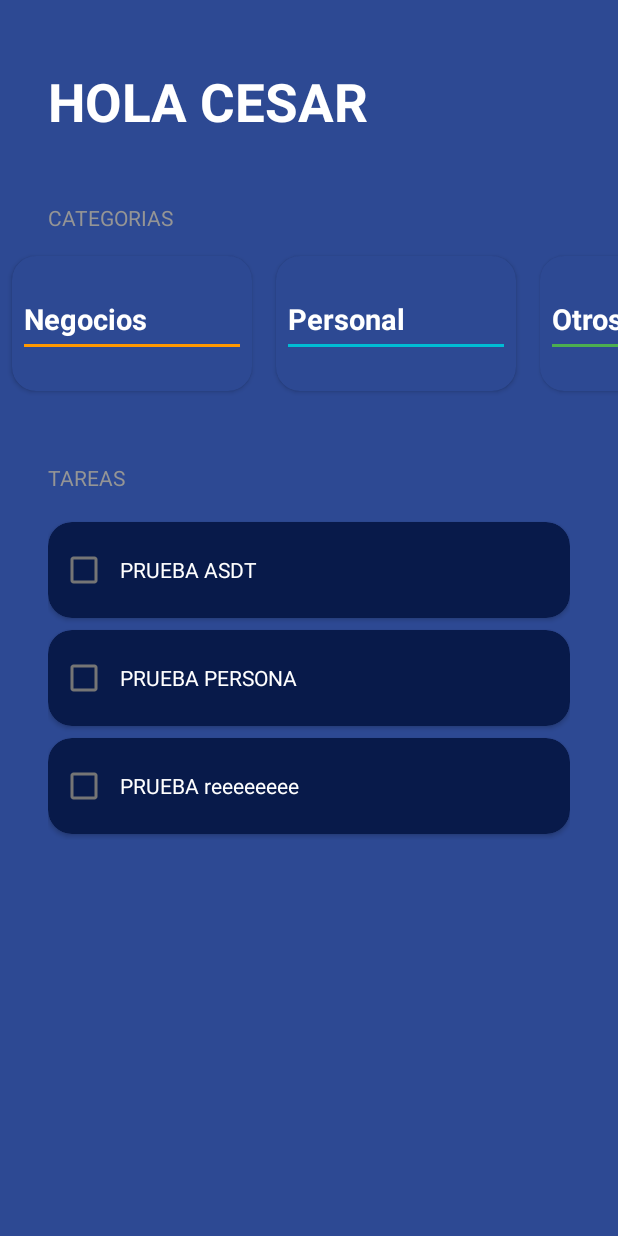
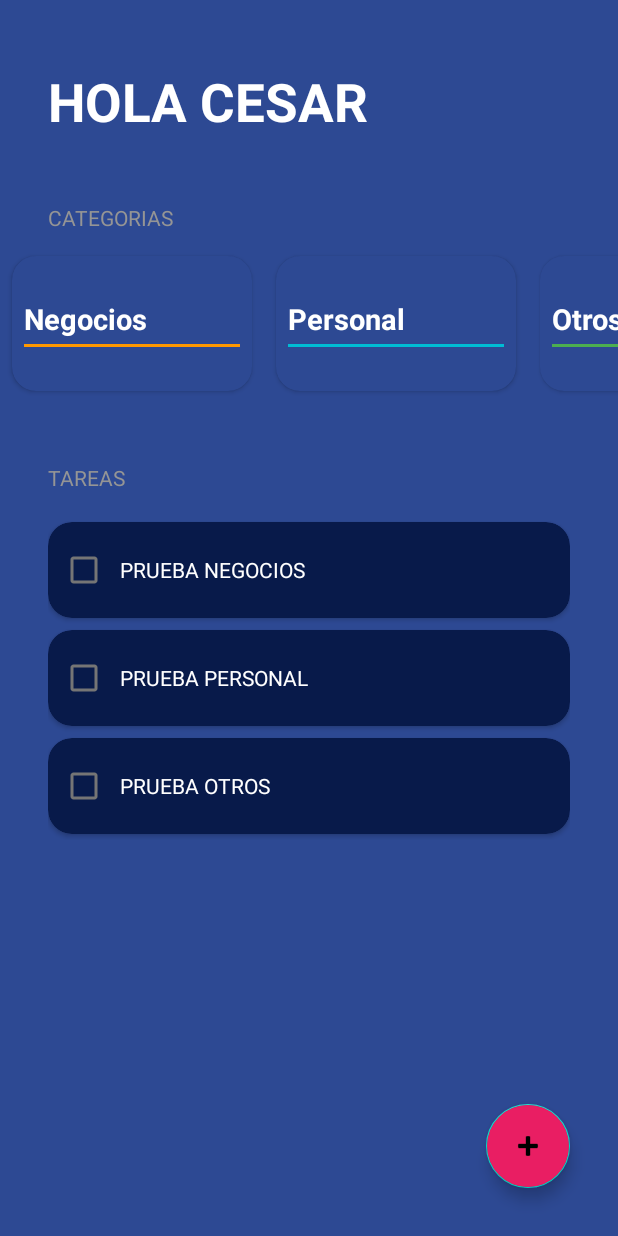
Before and after one commit to kalsmith/AndroidMaster, an Android app: the TodoActivity screen opened directly, with no data from a screen before it, on a phone screen of 412 x 824 dp. Run offline under Robolectric (Android 15) with nearby library versions, the phone set to English and light mode, and no system bars.

Commit message:
Se agrega radio button y float view

```diff
--- a/app/src/main/java/com/kal/androidmaster/firstapp/todoapp/TodoActivity.kt
+++ b/app/src/main/java/com/kal/androidmaster/firstapp/todoapp/TodoActivity.kt
@@ -1,9 +1,11 @@
 package com.kal.androidmaster.firstapp.todoapp
 
+import android.app.Dialog
 import androidx.appcompat.app.AppCompatActivity
 import android.os.Bundle
 import androidx.recyclerview.widget.LinearLayoutManager
 import androidx.recyclerview.widget.RecyclerView
+import com.google.android.material.floatingactionbutton.FloatingActionButton
 import com.kal.androidmaster.R
 import com.kal.androidmaster.firstapp.todoapp.TaskCategory.*
 
@@ -16,6 +18,8 @@ class TodoActivity : AppCompatActivity() {
     private lateinit var rvTask: RecyclerView
     private lateinit var taskAdapter: TaskAdapter
 
+    private lateinit var fabAddTask: FloatingActionButton
+
     private val categories = listOf(
         Business,
         Personal,
@@ -23,9 +27,9 @@ class TodoActivity : AppCompatActivity() {
     )
 
     private val tasks = mutableListOf(
-        Task("PRUEBA ASDT", Business),
-        Task("PRUEBA PERSONA", Personal),
-        Task("PRUEBA reeeeeeee", Other)
+        Task("PRUEBA NEGOCIOS", Business),
+        Task("PRUEBA PERSONAL", Personal),
+        Task("PRUEBA OTROS", Other)
     )
 
     override fun onCreate(savedInstanceState: Bundle?) {
@@ -33,12 +37,24 @@ class TodoActivity : AppCompatActivity() {
         setContentView(R.layout.activity_todo)
         initComponent()
         initUI()
+        initListener()
 
+    }
+
+    private fun initListener() {
+        fabAddTask.setOnClickListener{ showDialog()}
+    }
+
+    private fun showDialog() {
+        val dialog = Dialog(this)
+        dialog.setContentView(R.layout.dialog_task)
+        dialog.show()
     }
 
     private fun initComponent() {
         rvCategories = findViewById(R.id.rvCategories)
         rvTask = findViewById(R.id.rvTask)
+        fabAddTask = findViewById(R.id.fabAddTask)
     }
 
     private fun initUI() {
--- a/app/src/main/res/layout/activity_todo.xml
+++ b/app/src/main/res/layout/activity_todo.xml
@@ -1,7 +1,11 @@
 <?xml version="1.0" encoding="utf-8"?>
-<LinearLayout xmlns:android="http://schemas.android.com/apk/res/android"
+<FrameLayout xmlns:android="http://schemas.android.com/apk/res/android"
     xmlns:app="http://schemas.android.com/apk/res-auto"
     xmlns:tools="http://schemas.android.com/tools"
+    android:layout_width="match_parent"
+    android:layout_height="match_parent">
+
+    <LinearLayout
         android:layout_width="match_parent"
         android:layout_height="match_parent"
         android:background="@color/todo_background_todo_app"
@@ -20,11 +24,10 @@
             android:textStyle="bold" />
 
         <TextView
+            style="@style/TodoSubtitle"
             android:layout_width="wrap_content"
             android:layout_height="wrap_content"
-        android:text="@string/todo_categories"
-        style="@style/TodoSubtitle"
-         />
+            android:text="@string/todo_categories" />
 
         <androidx.recyclerview.widget.RecyclerView
             android:id="@+id/rvCategories"
@@ -32,21 +35,34 @@
             android:layout_height="wrap_content" />
 
         <TextView
+            style="@style/TodoSubtitle"
             android:layout_width="wrap_content"
             android:layout_height="wrap_content"
-        android:text="@string/todo_task"
-        style="@style/TodoSubtitle"
             android:layout_marginTop="32dp"
-         />
+            android:text="@string/todo_task" />
 
 
         <androidx.recyclerview.widget.RecyclerView
             android:id="@+id/rvTask"
             android:layout_width="match_parent"
+            android:layout_height="wrap_content"
             android:layout_marginHorizontal="32dp"
-        android:layout_marginTop="16dp"
-        android:layout_height="wrap_content"/>
+            android:layout_marginTop="16dp" />
+
 
 
 
     </LinearLayout>
+
+    <com.google.android.material.floatingactionbutton.FloatingActionButton
+        android:id="@+id/fabAddTask"
+        android:layout_width="wrap_content"
+        android:layout_height="wrap_content"
+        android:layout_margin="32dp"
+        android:backgroundTint="@color/todo_accent"
+        android:src="@android:drawable/ic_input_add"
+        android:tint="@color/white"
+        android:layout_gravity="end|bottom"
+        app:fabSize="normal" />
+
+</FrameLayout>
--- a/app/src/main/res/values/strings.xml
+++ b/app/src/main/res/values/strings.xml
@@ -27,6 +27,12 @@
     <string name="todo_title">Hola Cesar</string>
     <string name="todo_categories">Categorias</string>
     <string name="todo_task">Tareas</string>
+    <string name="todo_dialog_add_task">Escribe La Tarea</string>
+    <string name="todo_make_task">Crear Tarea</string>
+    <string name="todo_dialog_category_business">Negocios</string>
+    <string name="todo_dialog_category_other">Otros</string>
+    <string name="todo_dialog_category_personal">Personal</string>
+
 
 
 
```
Also changed, not shown: app/src/main/res/layout/dialog_task.xml (added, +56 -0 lines). Lines whose indentation alone changed are shown as unchanged.
